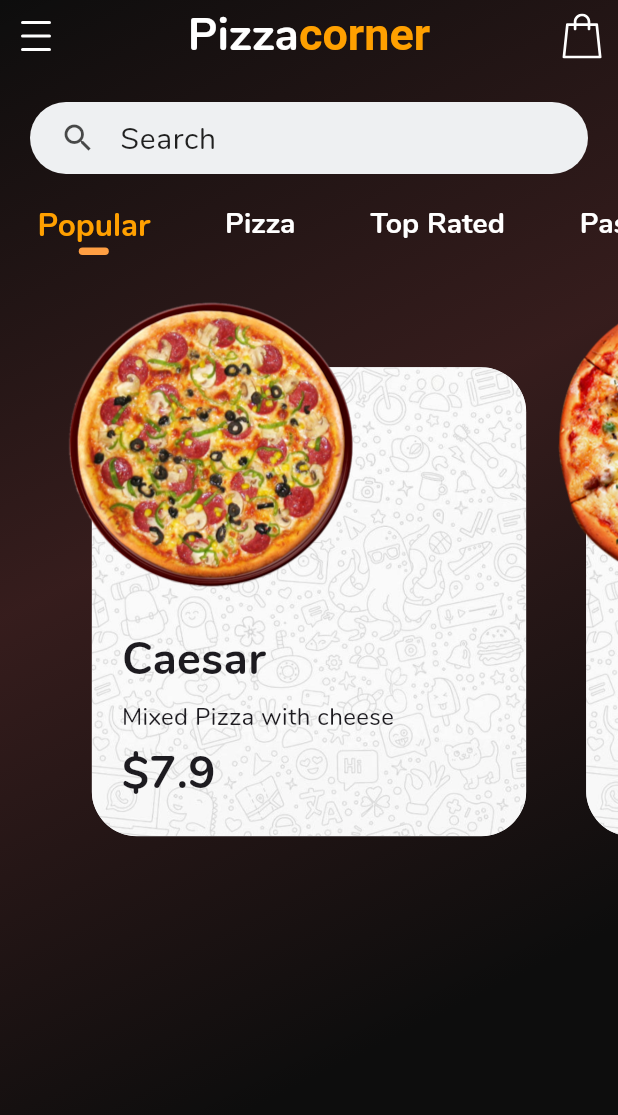
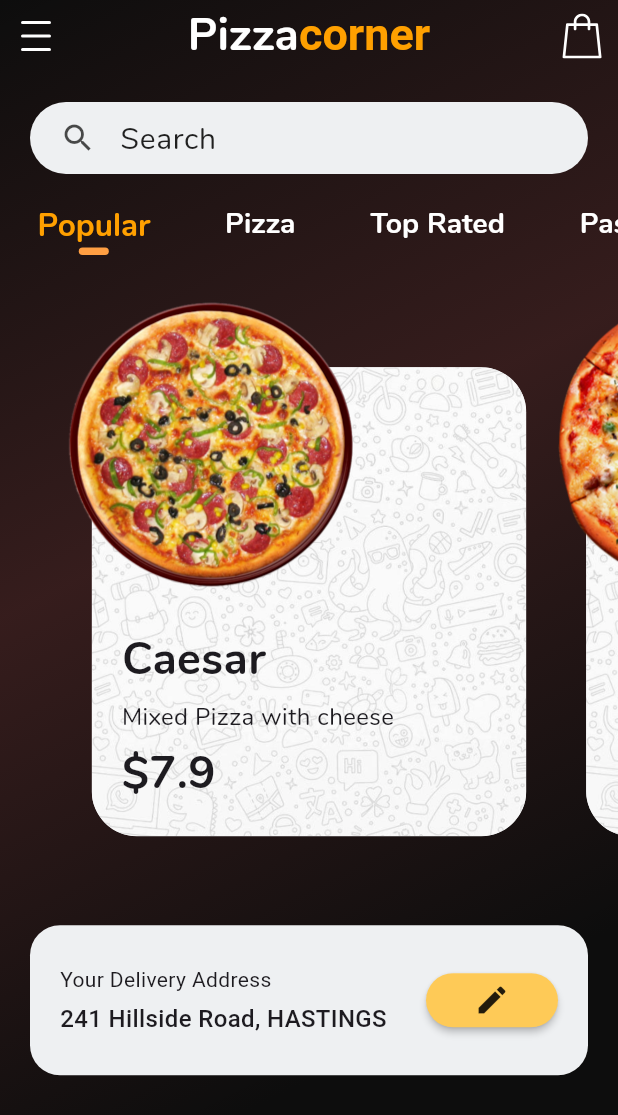
Before and after one commit to voltzylex/Flutter-Dart, a Flutter app: the screen it shows after launch, on a phone screen of 412 x 824 dp. Shown: the top 1115 px of the screen. Run offline on Flutter 3.47's test engine with Material 3 defaults, Android fonts, the phone set to English and light mode, and no system bars; our stand-ins replace dio, file_picker, flutter_riverpod, flutter_svg, riverpod_annotation; missing offline and left inert: ipsum; generated files the repository leaves out were written again.

Commit message:
added information page

```diff
--- /dev/null
+++ b/pizza_corner/lib/feature/home/presentation/widgets/address_information.dart
@@ -0,0 +1,47 @@
+import 'package:flutter/material.dart';
+import 'package:pizza_corner/core/const.dart';
+
+class AddressInformation extends StatelessWidget {
+  const AddressInformation({super.key});
+
+  @override
+  Widget build(BuildContext context) {
+    return Container(
+      padding: const EdgeInsets.symmetric(horizontal: 20),
+      height: 100,
+      margin: const EdgeInsets.symmetric(horizontal: 20, vertical: 10),
+      decoration: BoxDecoration(
+          color: defaultContainer, borderRadius: BorderRadius.circular(20)),
+      child: Row(
+        children: [
+          const Expanded(
+            child: Column(
+              mainAxisAlignment: MainAxisAlignment.center,
+              crossAxisAlignment: CrossAxisAlignment.start,
+              children: <Widget>[
+                Text('Your Delivery Address'),
+                SizedBox(height: 5),
+                Text(
+                  '241 Hillside Road, HASTINGS',
+                  overflow: TextOverflow.ellipsis,
+                  style: TextStyle(
+                    fontSize: 16,
+                    fontWeight: FontWeight.w500,
+                  ),
+                )
+              ],
+            ),
+          ),
+          MaterialButton(
+            onPressed: () {},
+            color: primaryColor,
+            shape: RoundedRectangleBorder(
+              borderRadius: BorderRadius.circular(20),
+            ),
+            child: const Icon(Icons.edit),
+          )
+        ],
+      ),
+    );
+  }
+}
--- a/pizza_corner/lib/feature/home/presentation/widgets/body.dart
+++ b/pizza_corner/lib/feature/home/presentation/widgets/body.dart
@@ -1,4 +1,5 @@
 import 'package:flutter/material.dart';
+import 'package:pizza_corner/feature/home/presentation/widgets/address_information.dart';
 import 'package:pizza_corner/feature/home/presentation/widgets/catergories.dart';
 import 'package:pizza_corner/feature/home/presentation/widgets/items_card.dart';
 import 'package:pizza_corner/feature/home/presentation/widgets/search_box.dart';
@@ -19,6 +20,7 @@ class _BodyState extends State<Body> {
           SearchBox(),
           Catergories(),
           ItemsCard(),
+          AddressInformation(),
         ],
       ),
     );
--- a/pizza_corner/lib/feature/home/presentation/widgets/details_page.dart
+++ /dev/null
@@ -1,17 +0,0 @@
-import 'package:flutter/material.dart';
-
-class DetailsPage extends StatefulWidget {
-  const DetailsPage({super.key});
-
-  @override
-  State<DetailsPage> createState() => _DetailsPageState();
-}
-
-class _DetailsPageState extends State<DetailsPage> {
-  @override
-  Widget build(BuildContext context) {
-    return Scaffold(
-      appBar: AppBar(),
-    );
-  }
-}
```
